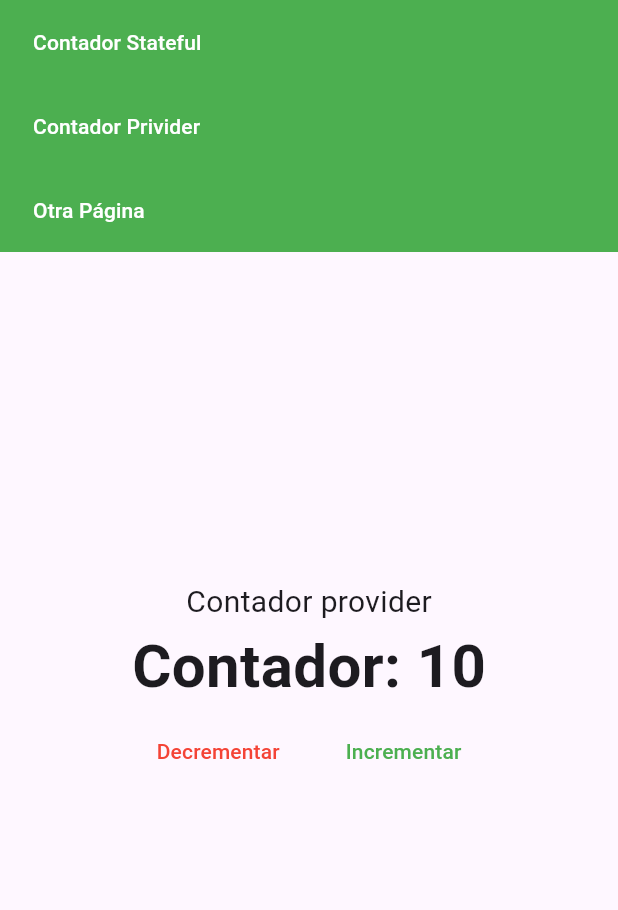
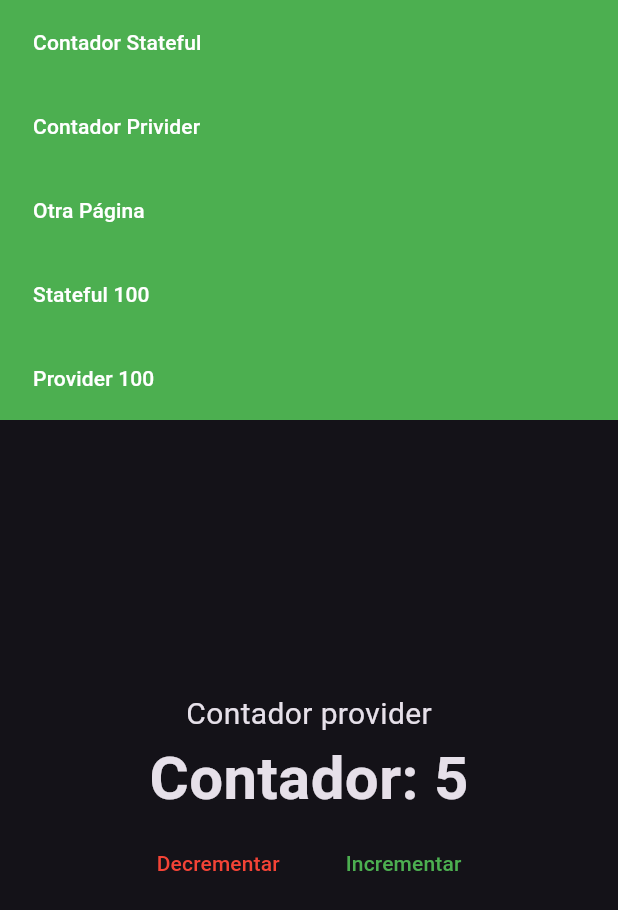
Before and after one commit to RochaMoran/flutter-web-bases, a Flutter app: the screen it shows after launch, after a tap on "Contador Privider", on a phone screen of 412 x 824 dp. Shown: the top 910 px of the screen. Run offline on Flutter 3.47's test engine with Material 3 defaults, Android fonts, the phone set to English and light mode, and no system bars; our stand-ins replace fluro, get_it.

Commit message:
Actualizar rutas y proveedores de contador

```diff
--- a/lib/main.dart
+++ b/lib/main.dart
@@ -1,11 +1,12 @@
 import 'package:bases_web/locator.dart';
-import 'package:bases_web/router/route_generator.dart';
+import 'package:bases_web/router/router.dart';
 import 'package:bases_web/services/navigation_service.dart';
 import 'package:bases_web/ui/layout/main_layout_page.dart';
 import 'package:flutter/material.dart';
 
 void main() {
   setupLocator();
+  Flurorouter.configureRoutes();
   runApp(const MyApp());
 }
 
@@ -17,14 +18,16 @@ class MyApp extends StatelessWidget {
     return MaterialApp(
       title: 'My App',
       debugShowCheckedModeBanner: false,
-      initialRoute: '/stateful',
-      onGenerateRoute: RouteGenerator.generateRoute,
+      initialRoute: '/',
+      // onGenerateRoute: RouteGenerator.generateRoute,
+      onGenerateRoute: Flurorouter.router.generator,
       navigatorKey:  locator<NavigationService>().navigatorKey,
       builder: (_, child) {
         return MainLayoutPage(
           child: child ?? const SizedBox.shrink(),
         );
       },
+      theme: ThemeData.dark(),
     );
   }
 }
--- a/lib/providers/counter_provider.dart
+++ b/lib/providers/counter_provider.dart
@@ -2,6 +2,12 @@ import 'package:flutter/material.dart';
 
 class CounterProvider extends ChangeNotifier {
   int _counter = 10;
+
+  CounterProvider(String base) {
+    if(int.tryParse(base) != null) {
+      _counter = int.parse(base);
+    }
+  }
 
   int get counter => _counter;
 
--- a/lib/router/route_generator.dart
+++ b/lib/router/route_generator.dart
@@ -8,9 +8,9 @@ class RouteGenerator {
   static Route<dynamic> generateRoute(RouteSettings settings) {
     switch (settings.name) {
       case "/stateful":
-        return _fadeRoute(const CounterView(), '/stateful');
+        return _fadeRoute(const CounterView(base: '5',), '/stateful');
       case "/provider":
-        return _fadeRoute(const CounterProviderView(), '/provider');
+        return _fadeRoute(const CounterProviderView(base: '5',), '/provider');
       default:
         return _fadeRoute(const View404(), '/404');
     }
--- /dev/null
+++ b/lib/router/route_handlers.dart
@@ -0,0 +1,27 @@
+import 'package:bases_web/ui/views/counter_provider_view.dart';
+import 'package:bases_web/ui/views/counter_view.dart';
+import 'package:bases_web/ui/views/view404.dart';
+import 'package:fluro/fluro.dart';
+
+final counterHandler = Handler(
+  handlerFunc: (context, params) {
+    return CounterView(
+      base: params['base']?.first ?? '5',
+    );
+  },
+);
+
+final providerHandler = Handler(handlerFunc: (context, params) {
+  return CounterProviderView(
+    base: params['q']?.first ?? '5',
+  );
+});
+
+final pageNotFound = Handler(
+  handlerFunc: (context, params) => const View404(),
+);
+
+final dashboarduserHandler = Handler(handlerFunc: (context, params) {
+  // print(params);
+  return const View404();
+});
--- /dev/null
+++ b/lib/router/router.dart
@@ -0,0 +1,21 @@
+import 'package:bases_web/router/route_handlers.dart';
+import 'package:fluro/fluro.dart';
+
+class Flurorouter {
+  static final FluroRouter router = FluroRouter();
+
+  static void configureRoutes() {
+    // Stateful Counter
+    router.define('/', handler: counterHandler, transitionType: TransitionType.none);
+    router.define('/stateful', handler: counterHandler, transitionType: TransitionType.none);
+    router.define('/stateful/:base', handler: counterHandler, transitionType: TransitionType.none);
+
+    // Provider Counter
+    router.define('/provider', handler: providerHandler, transitionType: TransitionType.none);
+    router.define('/provider/:base', handler: providerHandler, transitionType: TransitionType.none);
+
+    // 404
+    router.define('/dashboard/users/:userid/:roleid', handler: dashboarduserHandler, transitionType: TransitionType.none);
+    router.notFoundHandler = pageNotFound;
+  }
+}
--- a/lib/ui/pages/counter_provider_page.dart
+++ b/lib/ui/pages/counter_provider_page.dart
@@ -5,12 +5,13 @@ import 'package:flutter/material.dart';
 import 'package:provider/provider.dart';
 
 class CounterProviderPage extends StatelessWidget {
-  const CounterProviderPage({super.key});
+  final String base;
+  const CounterProviderPage({super.key, required this.base});
 
   @override
   Widget build(BuildContext context) {
     return ChangeNotifierProvider(
-      create: ( _ ) => CounterProvider() ,
+      create: (_) => CounterProvider(base),
       child: const _CounterProviderPageBody()
     );
   }
--- a/lib/ui/shared/custom_app_menu.dart
+++ b/lib/ui/shared/custom_app_menu.dart
@@ -43,6 +43,17 @@ class _TabletDesktopMenu extends StatelessWidget {
             color: Colors.white,
             onPressed:  () => locator<NavigationService>().navigateTo('/pagina-desconocida')
           ),
+          CustomFlatButton(
+            text: "Stateful 100",
+            color: Colors.white,
+            onPressed:  () => locator<NavigationService>().navigateTo('/stateful/100')
+          ),
+
+          CustomFlatButton(
+            text: "Provider 100",
+            color: Colors.white,
+            onPressed:  () => locator<NavigationService>().navigateTo('/provider?q=200')
+          ),
         ],
       ),
     );
@@ -73,6 +84,16 @@ class _MobileMenu extends StatelessWidget {
             color: Colors.white,
             onPressed:  () => locator<NavigationService>().navigateTo('/pagina-desconocida')
           ),
+          CustomFlatButton(
+            text: "Stateful 100",
+            color: Colors.white,
+            onPressed:  () => locator<NavigationService>().navigateTo('/stateful/100')
+          ),
+          CustomFlatButton(
+            text: "Provider 100",
+            color: Colors.white,
+            onPressed:  () => locator<NavigationService>().navigateTo('/provider?q=200')
+          ),
         ],
       ),
     );
--- a/lib/ui/views/counter_provider_view.dart
+++ b/lib/ui/views/counter_provider_view.dart
@@ -4,12 +4,13 @@ import 'package:flutter/material.dart';
 import 'package:provider/provider.dart';
 
 class CounterProviderView extends StatelessWidget {
-  const CounterProviderView({super.key});
+  final String base;
+  const CounterProviderView({super.key, required this.base});
 
   @override
   Widget build(BuildContext context) {
     return ChangeNotifierProvider(
-      create: ( _ ) => CounterProvider() ,
+      create: ( _ ) => CounterProvider(base) ,
       child: const _CounterProviderPageBody()
     );
   }
--- a/lib/ui/views/counter_view.dart
+++ b/lib/ui/views/counter_view.dart
@@ -2,7 +2,9 @@ import 'package:bases_web/ui/shared/custom_flat_button.dart';
 import 'package:flutter/material.dart';
 
 class CounterView extends StatefulWidget {
-  const CounterView({super.key});
+  final String base;
+
+  const CounterView({super.key, required this.base});
 
   @override
   State<CounterView> createState() => _CounterViewState();
@@ -10,6 +12,15 @@ class CounterView extends StatefulWidget {
 
 class _CounterViewState extends State<CounterView> {
   int counter = 5;
+
+  @override
+  void initState() {
+    // TODO: implement initState
+    super.initState();
+    if(int.tryParse(widget.base) != null) {
+      counter = int.parse(widget.base);
+    }
+  }
 
   @override
   Widget build(BuildContext context) {
--- a/pubspec.yaml
+++ b/pubspec.yaml
@@ -29,6 +29,7 @@ environment:
 # versions available, run `flutter pub outdated`.
 dependencies:
   cupertino_icons: ^1.0.2
+  fluro: ^2.0.5
   flutter:
     sdk: flutter
   get_it: ^7.6.7
```
Also changed, not shown: pubspec.lock.
